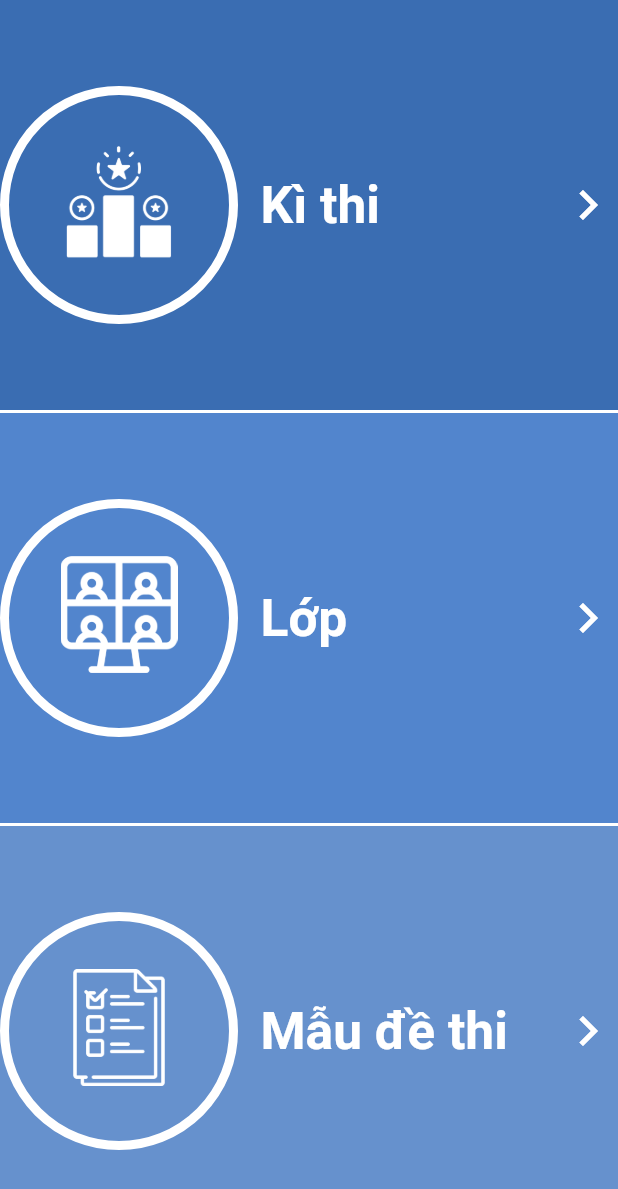
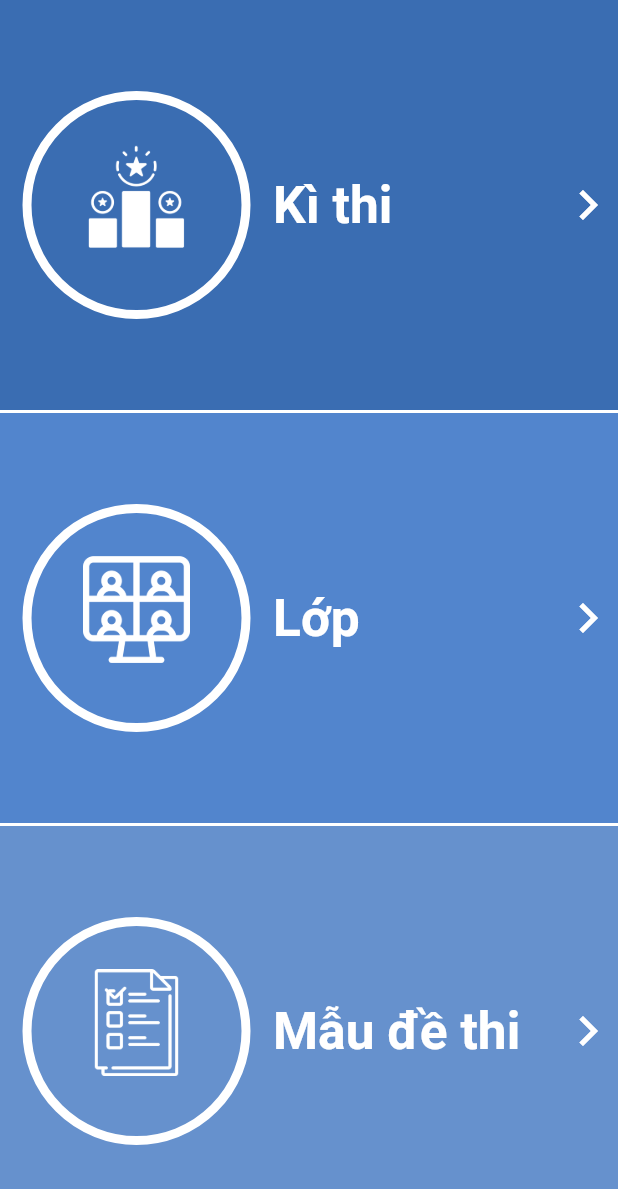
Before and after one commit to kietdt/camera_marker-flutter-app, a Flutter app: the screen it shows after launch, on a phone screen of 412 x 824 dp. Shown: the top 1189 px of the screen. Run offline on Flutter 3.47's test engine with Material 2 defaults, Android fonts, the phone set to English and light mode, and no system bars; our stand-ins replace camera, dio, flutter_datetime_picker, flutter_spinkit, get, package_info and 5 more; missing offline and left inert: excel, flutter_downloader, syncfusion_flutter_xlsio; network calls fail.

Commit message:
[FIX] padding UI dashboard

```diff
--- a/lib/view/screen/dash_board/dash_board_page.dart
+++ b/lib/view/screen/dash_board/dash_board_page.dart
@@ -73,10 +73,11 @@ class DashBoardState extends BaseScaffold<DashBoardPage, DashBoardCtr> {
             child: Container(
                 color: bgColor,
                 child: Row(children: [
+                  SizedBox(width: 15),
                   Expanded(
                       flex: 4,
                       child: Align(
-                          alignment: Alignment.centerRight,
+                          alignment: Alignment.centerLeft,
                           child: Container(
                               padding: EdgeInsets.all(padding),
                               decoration: BoxDecoration(
@@ -92,10 +93,11 @@ class DashBoardState extends BaseScaffold<DashBoardPage, DashBoardCtr> {
                   Expanded(
                       flex: 5,
                       child: Text(text,
+                          textAlign: TextAlign.left,
                           style: ResourceManager().text.boldStyle.copyWith(
                               color: ResourceManager().color.white,
                               fontSize: textSize))),
-                  next()
+                  next(),
                 ]))));
   }
 
@@ -105,6 +107,7 @@ class DashBoardState extends BaseScaffold<DashBoardPage, DashBoardCtr> {
 
   Widget next() {
     return Container(
+        alignment: Alignment.centerRight,
         child: Icon(Icons.navigate_next,
             color: ResourceManager().color.white, size: 40));
   }
```
